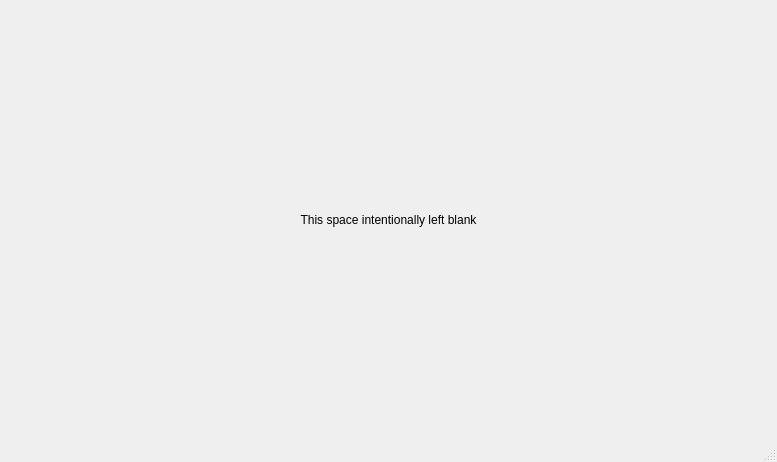
Before: the Qt Designer form src/demo_window/window.ui in JeroenDStout/exp-qt-1, drawn with Qt 5.
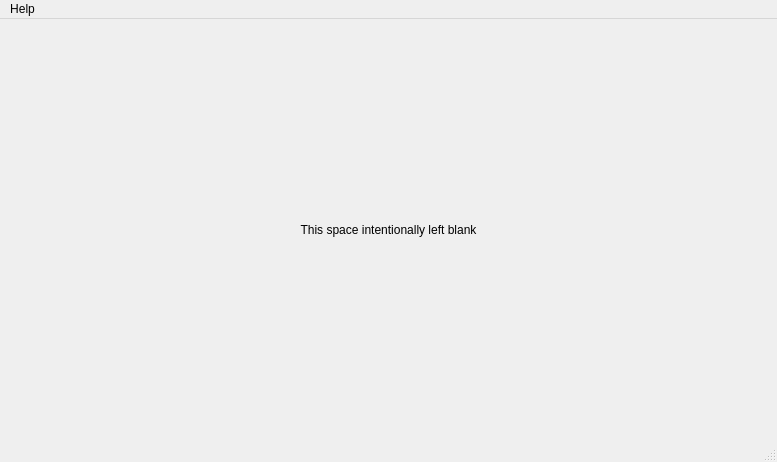
After: the same form once the commit is applied.

Commit message: Improve default window

Patch:
```diff
--- a/src/demo_window/window.ui
+++ b/src/demo_window/window.ui
@@ -36,6 +36,13 @@
      <height>21</height>
     </rect>
    </property>
+   <widget class="QMenu" name="menu_about">
+    <property name="title">
+     <string>Help</string>
+    </property>
+    <addaction name="action_about"/>
+   </widget>
+   <addaction name="menu_about"/>
   </widget>
   <widget class="QStatusBar" name="statusbar"/>
  </widget>
```
Left out of the diff: 11 changed lines with no effect on the pictures.
